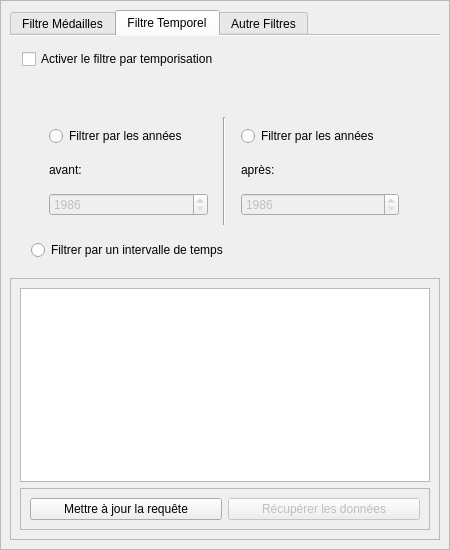
First picture: the form in data/UIs/RequestOptionsFR.ui, repository LiamB72/TROPHEE_NSI, before the edit.
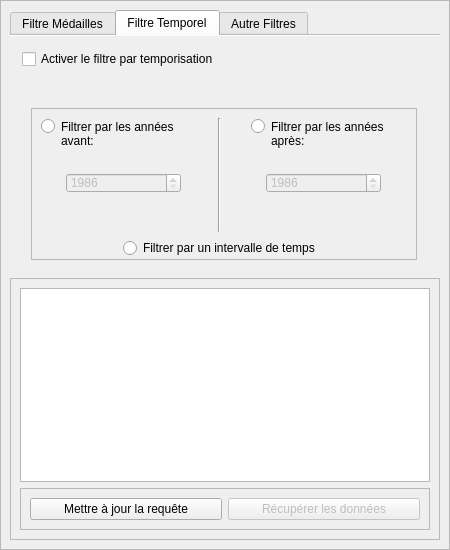
Second picture: the form after the edit. The open tabs and pages were chosen to show the change.

Commit message: fixed issues with the UI

Patch:
```diff
--- a/data/UIs/RequestOptionsFR.ui
+++ b/data/UIs/RequestOptionsFR.ui
@@ -172,40 +172,23 @@
              <item>
               <widget class="QFrame" name="filtersFrame">
                <property name="frameShape">
-                <enum>QFrame::NoFrame</enum>
+                <enum>QFrame::StyledPanel</enum>
                </property>
                <property name="frameShadow">
-                <enum>QFrame::Plain</enum>
+                <enum>QFrame::Raised</enum>
                </property>
-               <layout class="QHBoxLayout" name="horizontalLayout">
-                <item>
-                 <widget class="QFrame" name="leftFilterFrame">
-                  <property name="frameShape">
-                   <enum>QFrame::NoFrame</enum>
-                  </property>
-                  <property name="frameShadow">
-                   <enum>QFrame::Plain</enum>
-                  </property>
-                  <layout class="QVBoxLayout" name="verticalLayout_4">
-                   <item>
-                    <widget class="QRadioButton" name="activateUnder">
-                     <property name="text">
-                      <string>Filtrer par les années</string>
-                     </property>
-                    </widget>
-                   </item>
-                   <item>
-                    <widget class="QLabel" name="minTLabel">
-                     <property name="text">
-                      <string>avant:</string>
-                     </property>
-                    </widget>
-                   </item>
-                   <item>
                     <widget class="QSpinBox" name="minTime">
                      <property name="enabled">
                       <bool>false</bool>
                      </property>
+                <property name="geometry">
+                 <rect>
+                  <x>235</x>
+                  <y>65</y>
+                  <width>115</width>
+                  <height>20</height>
+                 </rect>
+                </property>
                      <property name="autoFillBackground">
                       <bool>false</bool>
                      </property>
@@ -219,12 +202,73 @@
                       <number>2016</number>
                      </property>
                     </widget>
-                   </item>
-                  </layout>
-                 </widget>
-                </item>
-                <item>
+               <widget class="QLabel" name="maxTLabel">
+                <property name="geometry">
+                 <rect>
+                  <x>240</x>
+                  <y>25</y>
+                  <width>60</width>
+                  <height>16</height>
+                 </rect>
+                </property>
+                <property name="text">
+                 <string>après:</string>
+                </property>
+               </widget>
+               <widget class="QSpinBox" name="maxTime">
+                <property name="enabled">
+                 <bool>false</bool>
+                </property>
+                <property name="geometry">
+                 <rect>
+                  <x>35</x>
+                  <y>65</y>
+                  <width>115</width>
+                  <height>20</height>
+                 </rect>
+                </property>
+                <property name="minimum">
+                 <number>1986</number>
+                </property>
+                <property name="maximum">
+                 <number>2016</number>
+                </property>
+               </widget>
+               <widget class="QLabel" name="minTLabel">
+                <property name="geometry">
+                 <rect>
+                  <x>30</x>
+                  <y>25</y>
+                  <width>60</width>
+                  <height>16</height>
+                 </rect>
+                </property>
+                <property name="text">
+                 <string>avant:</string>
+                </property>
+               </widget>
+               <widget class="QRadioButton" name="activateUpper">
+                <property name="geometry">
+                 <rect>
+                  <x>10</x>
+                  <y>10</y>
+                  <width>142</width>
+                  <height>17</height>
+                 </rect>
+                </property>
+                <property name="text">
+                 <string>Filtrer par les années</string>
+                </property>
+               </widget>
                  <widget class="Line" name="separator">
+                <property name="geometry">
+                 <rect>
+                  <x>180</x>
+                  <y>10</y>
+                  <width>16</width>
+                  <height>114</height>
+                 </rect>
+                </property>
                   <property name="lineWidth">
                    <number>1</number>
                   </property>
@@ -232,54 +276,32 @@
                    <enum>Qt::Vertical</enum>
                   </property>
                  </widget>
-                </item>
-                <item>
-                 <widget class="QFrame" name="RightFilterFrame">
-                  <property name="frameShape">
-                   <enum>QFrame::NoFrame</enum>
-                  </property>
-                  <property name="frameShadow">
-                   <enum>QFrame::Plain</enum>
-                  </property>
-                  <layout class="QVBoxLayout" name="verticalLayout_5">
-                   <item>
-                    <widget class="QRadioButton" name="activateUpper">
+               <widget class="QRadioButton" name="activateUnder">
+                <property name="geometry">
+                 <rect>
+                  <x>220</x>
+                  <y>10</y>
+                  <width>159</width>
+                  <height>17</height>
+                 </rect>
+                </property>
                      <property name="text">
                       <string>Filtrer par les années</string>
                      </property>
                     </widget>
-                   </item>
-                   <item>
-                    <widget class="QLabel" name="maxTLabel">
-                     <property name="text">
-                      <string>après:</string>
-                     </property>
-                    </widget>
-                   </item>
-                   <item>
-                    <widget class="QSpinBox" name="maxTime">
-                     <property name="enabled">
-                      <bool>false</bool>
-                     </property>
-                     <property name="minimum">
-                      <number>1986</number>
-                     </property>
-                     <property name="maximum">
-                      <number>2016</number>
-                     </property>
-                    </widget>
-                   </item>
-                  </layout>
-                 </widget>
-                </item>
-               </layout>
-              </widget>
-             </item>
-             <item>
               <widget class="QRadioButton" name="activateBoth">
+                <property name="geometry">
+                 <rect>
+                  <x>92</x>
+                  <y>130</y>
+                  <width>251</width>
+                  <height>20</height>
+                 </rect>
+                </property>
                <property name="text">
                 <string>Filtrer par un intervalle de temps</string>
                </property>
+               </widget>
               </widget>
              </item>
             </layout>
```
Left out of the diff: 65 changed lines with no effect on the pictures. Lines whose indentation alone changed are shown as unchanged. The commit also changes 2 other files.
